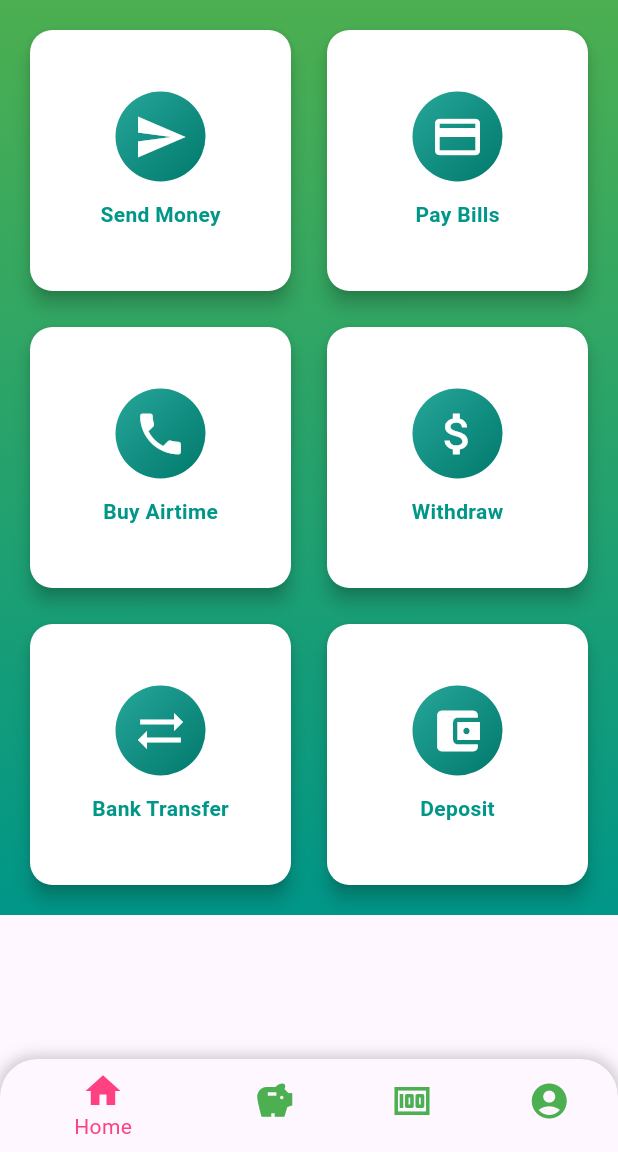
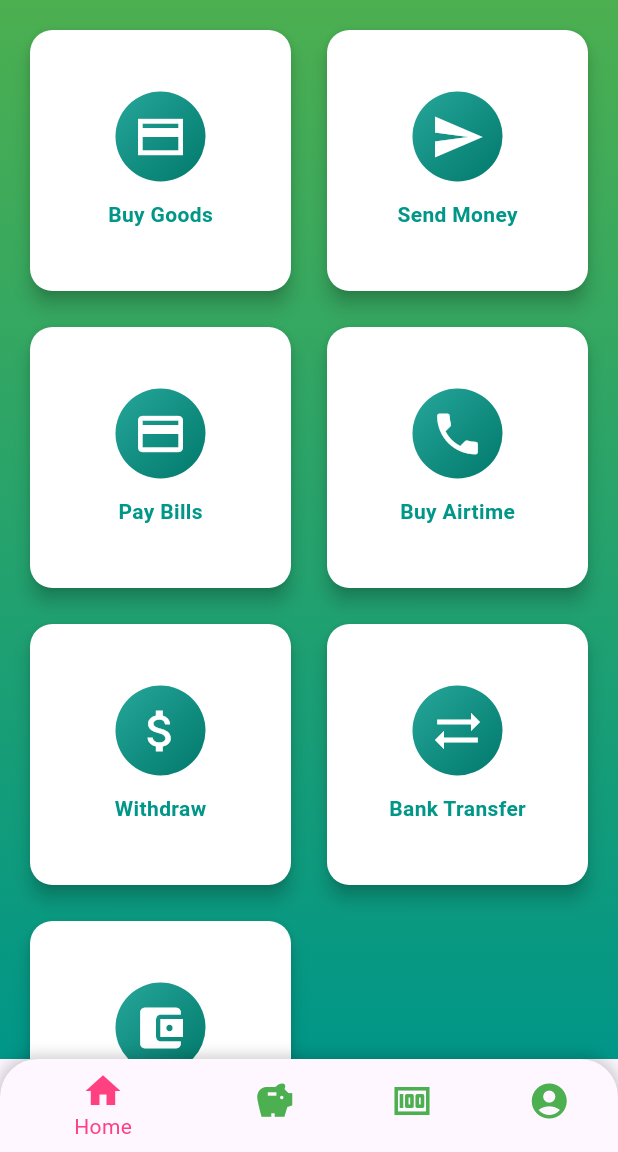
Before and after one commit to Lenkaa3792/PocketBank, a Flutter app: the DashboardPage screen opened by its route, on a phone screen of 412 x 824 dp, the part 84-1236 px from its top. Run offline on Flutter 3.47's test engine with Material 3 defaults, Android fonts, the phone set to English and light mode, and no system bars; our stand-ins replace cloud_firestore, firebase_auth, firebase_core, get_it; missing offline and left inert: mpesa_flutter_plugin; accounts and stored records are empty.

Commit message:
adding buy goods page and linking it to sandbox

```diff
--- a/lib/classes/dashboard_grid.dart
+++ b/lib/classes/dashboard_grid.dart
@@ -15,19 +15,28 @@ class DashboardGrid extends StatelessWidget {
           crossAxisSpacing: 16.0,
           mainAxisSpacing: 16.0,
           children: <Widget>[
-            _buildDashboardItem(context, Icons.send, 'Send Money', '/sendmoney'),
-            _buildDashboardItem(context, Icons.payment, 'Pay Bills', '/paybills'),
-            _buildDashboardItem(context, Icons.phone, 'Buy Airtime', '/buyairtime'),
-            _buildDashboardItem(context, Icons.attach_money, 'Withdraw', '/withdraw'),
-            _buildDashboardItem(context, Icons.sync_alt, 'Bank Transfer', '/banktransfer'),
-            _buildDashboardItem(context, Icons.account_balance_wallet, 'Deposit', '/deposit'),
+            _buildDashboardItem(
+                context, Icons.payment_sharp, 'Buy Goods', '/goods'),
+            _buildDashboardItem(
+                context, Icons.send, 'Send Money', '/sendmoney'),
+            _buildDashboardItem(
+                context, Icons.payment, 'Pay Bills', '/paybills'),
+            _buildDashboardItem(
+                context, Icons.phone, 'Buy Airtime', '/buyairtime'),
+            _buildDashboardItem(
+                context, Icons.attach_money, 'Withdraw', '/withdraw'),
+            _buildDashboardItem(
+                context, Icons.sync_alt, 'Bank Transfer', '/banktransfer'),
+            _buildDashboardItem(
+                context, Icons.account_balance_wallet, 'Deposit', '/deposit'),
           ],
         ),
       ),
     );
   }
 
-  Widget _buildDashboardItem(BuildContext context, IconData icon, String label, String route) {
+  Widget _buildDashboardItem(
+      BuildContext context, IconData icon, String label, String route) {
     return GestureDetector(
       onTap: () {
         Navigator.pushNamed(context, route);
@@ -35,7 +44,8 @@ class DashboardGrid extends StatelessWidget {
       child: Card(
         color: Colors.white,
         elevation: 5.0,
-        shape: RoundedRectangleBorder(borderRadius: BorderRadius.circular(15.0)),
+        shape:
+            RoundedRectangleBorder(borderRadius: BorderRadius.circular(15.0)),
         child: Column(
           mainAxisAlignment: MainAxisAlignment.center,
           children: <Widget>[
@@ -54,7 +64,10 @@ class DashboardGrid extends StatelessWidget {
             const SizedBox(height: 12.0),
             Text(
               label,
-              style: const TextStyle(fontSize: 14.0, fontWeight: FontWeight.w600, color: Colors.teal),
+              style: const TextStyle(
+                  fontSize: 14.0,
+                  fontWeight: FontWeight.w600,
+                  color: Colors.teal),
             ),
           ],
         ),
--- a/lib/main.dart
+++ b/lib/main.dart
@@ -2,6 +2,7 @@ import 'package:flutter/material.dart';
 import 'package:firebase_core/firebase_core.dart'; // Import Firebase core
 import 'package:mpesa_flutter_plugin/initializer.dart';
 import 'package:pocket_banking/keys/keys.dart';
+import 'package:pocket_banking/pages/buy_goods.dart';
 import 'package:pocket_banking/pages/splashscreen.dart';
 import 'package:pocket_banking/services/firebase_service.dart';
 import 'pages/login.dart';
@@ -70,8 +71,9 @@ class PocketBankingApp extends StatelessWidget {
         '/banktransfer': (context) => BankTransferPage(),
         '/deposit': (context) => DepositPage(),
         '/savings': (context) => SavingsPage(),
-        '/loans': (context) => LoanPage(), // Route for LoanPage
-        '/account': (context) => AccountPage(), // Route for AccountPage
+        '/loans': (context) => LoanPage(),
+        '/account': (context) => AccountPage(),
+        '/goods' : (context) => BuyGoodsPage(),
       },
     );
   }
```
Also changed, not shown: lib/pages/buy_goods.dart (added, +159 -0 lines).
